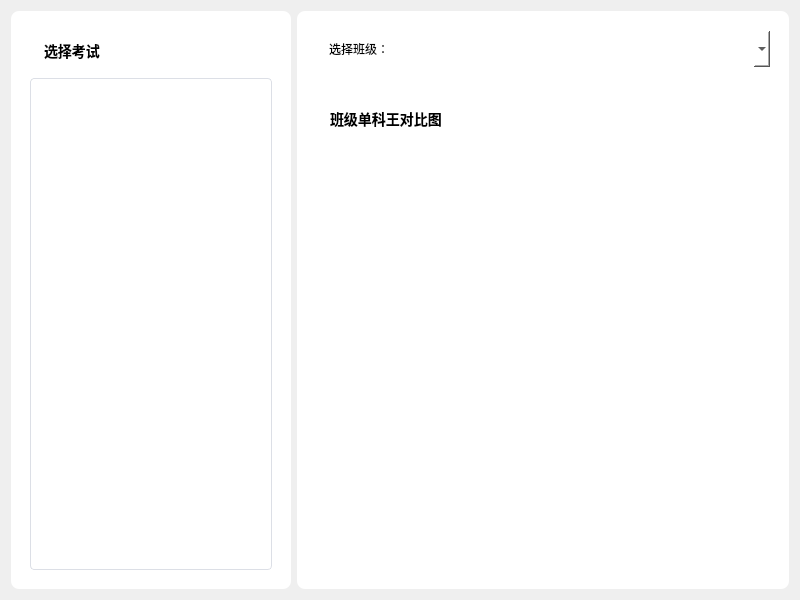
Qt form ui_page/page_top_in_class.ui (fengyec2/StudentGradeTracker) before a commit.
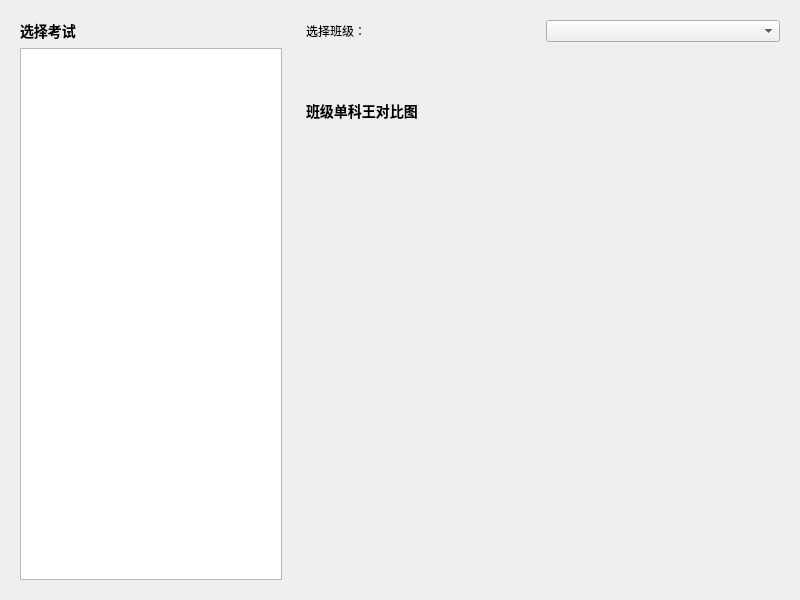
The same form after that commit.

Commit message: feat: add page_top_in_class styles and integrate with UI for dark and light themes

The edit to the form file:
```diff
--- a/ui_page/page_top_in_class.ui
+++ b/ui_page/page_top_in_class.ui
@@ -22,13 +22,6 @@
        <height>16777215</height>
       </size>
      </property>
-     <property name="styleSheet">
-      <string notr="true">
-        background-color: white;
-        border-radius: 8px;
-        padding: 10px;
-      </string>
-     </property>
      <layout class="QGridLayout" name="gridLayout">
       <item row="0" column="0">
        <layout class="QVBoxLayout" name="verticalLayout_2">
@@ -44,28 +37,6 @@
         </item>
         <item>
          <widget class="QListView" name="listView">
-          <property name="styleSheet">
-           <string notr="true">
-           QListView {
-             border: 1px solid #dcdfe6;
-             border-radius: 4px;
-             padding: 4px;
-             background-color: #ffffff;
-           }
-           QListView::item {
-             padding: 8px 12px;
-             border-bottom: 1px solid #ebeef5;
-           }
-           QListView::item:hover {
-             background-color: #f5f7fa;
-           }
-           QListView::item:selected {
-             background-color: #ecf5ff;
-             color: #409eff;
-             border-left: 3px solid #409eff;
-           }
-         </string>
-          </property>
          </widget>
         </item>
        </layout>
@@ -75,13 +46,6 @@
    </item>
    <item>
     <widget class="QFrame" name="rightPanel">
-     <property name="styleSheet">
-      <string notr="true">
-        background-color: white;
-        border-radius: 8px;
-        padding: 10px;
-      </string>
-     </property>
      <layout class="QGridLayout" name="gridLayout_2">
       <item row="0" column="0">
        <layout class="QVBoxLayout" name="verticalLayout">
```
The commit also changes 6 other files.
